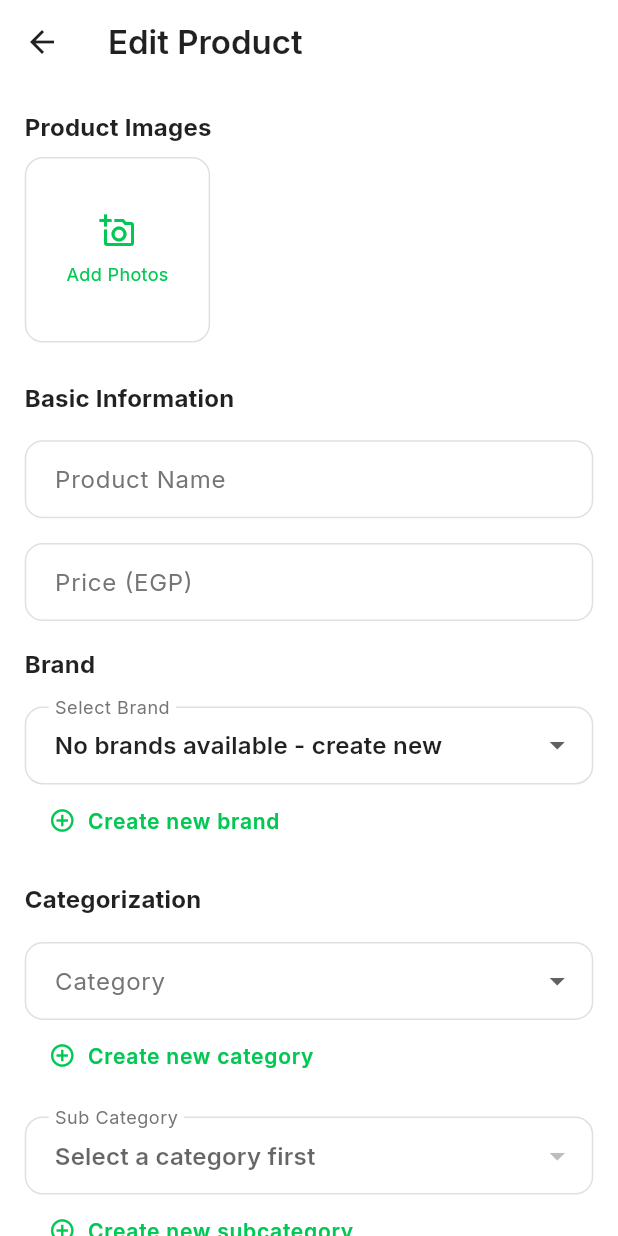
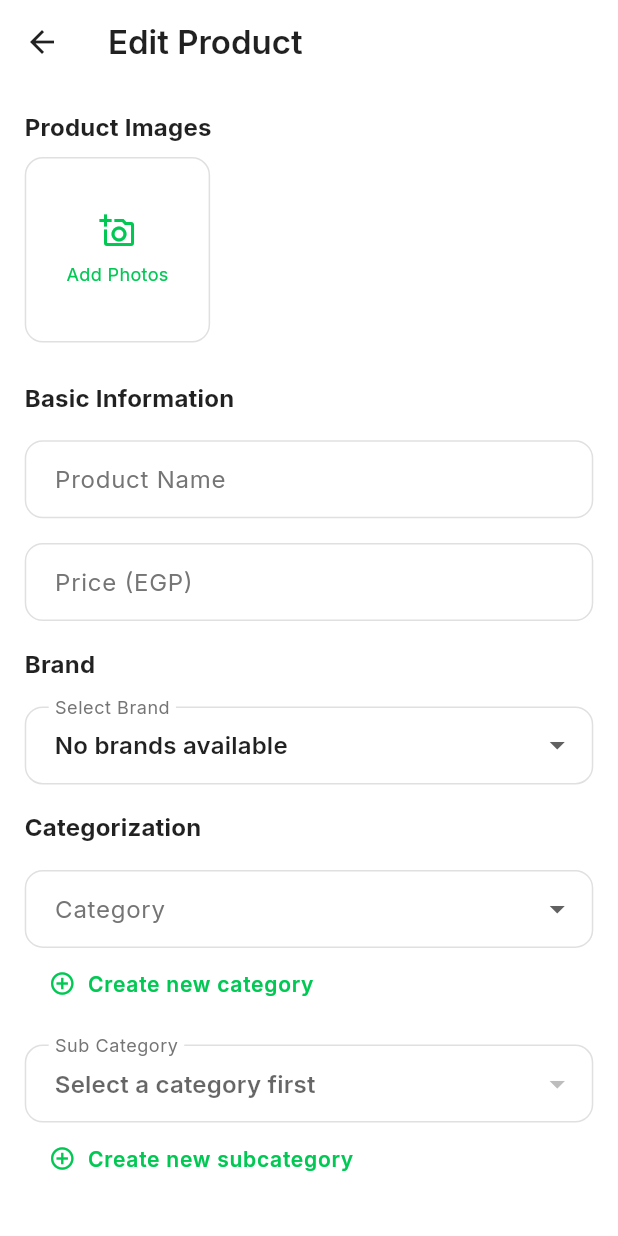
Before and after one commit to omokh1234-creator/egyzone, a Flutter app: the EditProductScreen screen opened by its route, on a phone screen of 412 x 824 dp. Run offline on Flutter 3.47's test engine with Material 3 defaults, Android fonts, the phone set to English and light mode, and no system bars; our stand-ins replace cached_network_image, connectivity_plus, flutter_rating_bar, flutter_svg, fluttertoast, google_fonts and 3 more; accounts and stored records are empty; network calls fail; statements that could not run were skipped.

Commit message:
Remove brand creation option from edit screen since API returns 404

```diff
--- a/lib/core/services/brand_service.dart
+++ b/lib/core/services/brand_service.dart
@@ -46,15 +46,12 @@ class BrandService {
         headers: headers,
         body: jsonEncode({'name': name}),
       );
-      print('BrandService.createBrand response: ${response.statusCode} ${response.body}');
 
       if (response.statusCode == 200 || response.statusCode == 201) {
         final data = AuthService.parseResponseMap(response.body);
         return data;
       }
-    } catch (e) {
-      print('BrandService.createBrand error: $e');
-    }
+    } catch (_) {}
     return null;
   }
 }
--- a/lib/presentation/seller_screen/edit_product_screen.dart
+++ b/lib/presentation/seller_screen/edit_product_screen.dart
@@ -4,7 +4,6 @@ import 'package:image_picker/image_picker.dart';
 import 'package:provider/provider.dart';
 import 'package:sizer/sizer.dart';
 import '../../core/providers/category_provider.dart';
-import '../../core/services/brand_service.dart';
 import '../../core/services/seller_service.dart';
 import '../../widgets/custom_app_bar.dart';
 
@@ -29,10 +28,8 @@ class _EditProductScreenState extends State<EditProductScreen> {
 
   final _newCategoryController = TextEditingController();
   final _newSubCategoryController = TextEditingController();
-  final _newBrandController = TextEditingController();
   bool _useNewCategory = false;
   bool _useNewSubCategory = false;
-  bool _useNewBrand = false;
 
   final List<XFile> _selectedImages = [];
   final List<XFile> _existingImages = [];
@@ -118,7 +115,6 @@ class _EditProductScreenState extends State<EditProductScreen> {
     _descriptionController.dispose();
     _newCategoryController.dispose();
     _newSubCategoryController.dispose();
-    _newBrandController.dispose();
     super.dispose();
   }
 
@@ -170,28 +166,8 @@ class _EditProductScreenState extends State<EditProductScreen> {
       );
       return;
     }
-    if (_useNewBrand && _newBrandController.text.trim().isEmpty) {
-      ScaffoldMessenger.of(context).showSnackBar(
-        const SnackBar(content: Text('Please enter a new brand name')),
-      );
-      return;
-    }
 
     setState(() => _isSubmitting = true);
-
-    int? finalBrandId = _selectedBrandId;
-    print('Edit product - Initial selectedBrandId: $_selectedBrandId');
-    print('Edit product - Use new brand: $_useNewBrand');
-    if (_useNewBrand) {
-      final newBrand = await BrandService.createBrand(_newBrandController.text.trim());
-      print('Edit product - Created brand response: $newBrand');
-      if (newBrand != null) {
-        finalBrandId = newBrand['brandId'];
-        print('Edit product - Final brandId from new brand: $finalBrandId');
-      }
-    }
-    print('Edit product - Final brandId to send: $finalBrandId');
-    print('Edit product - Selected categoryId: $_selectedCategoryId, subCategoryId: $_selectedSubCategoryId');
 
     try {
       final imagePaths = [
@@ -209,11 +185,10 @@ class _EditProductScreenState extends State<EditProductScreen> {
           'subCategoryId': _useNewSubCategory ? 0 : _selectedSubCategoryId!,
           'categoryName': _useNewCategory ? _newCategoryController.text.trim() : null,
           'subCategoryName': _useNewSubCategory ? _newSubCategoryController.text.trim() : null,
-          'brandId': finalBrandId,
+          'brandId': _selectedBrandId,
           'imageFiles': imagePaths,
         },
       );
-      print('Edit product - Update success: $success');
 
       if (success && mounted) {
         ScaffoldMessenger.of(context).showSnackBar(
@@ -439,11 +414,7 @@ class _EditProductScreenState extends State<EditProductScreen> {
   }
 
   Widget _buildBrandDropdown() {
-    return Column(
-      crossAxisAlignment: CrossAxisAlignment.start,
-      children: [
-        if (!_useNewBrand)
-          _isLoadingBrands
+    return _isLoadingBrands
         ? const Center(child: CircularProgressIndicator())
         : DropdownButtonFormField<int>(
             value: _selectedBrandId,
@@ -455,7 +426,7 @@ class _EditProductScreenState extends State<EditProductScreen> {
                 ? [
                     DropdownMenuItem<int>(
                       value: null,
-                            child: Text('No brands available - create new'),
+                      child: Text('No brands available'),
                     ),
                   ]
                 : _brands.map((brand) {
@@ -467,24 +438,6 @@ class _EditProductScreenState extends State<EditProductScreen> {
             onChanged: (val) {
               setState(() => _selectedBrandId = val);
             },
-                )
-        else
-          _buildTextField(
-            controller: _newBrandController,
-            label: 'New Brand Name',
-            hint: 'e.g. Nike, Apple, Samsung',
-          ),
-        TextButton.icon(
-          onPressed: () {
-            setState(() {
-              _useNewBrand = !_useNewBrand;
-              if (!_useNewBrand) _newBrandController.clear();
-            });
-          },
-          icon: Icon(_useNewBrand ? Icons.list : Icons.add_circle_outline, size: 18),
-          label: Text(_useNewBrand ? 'Select from list' : 'Create new brand'),
-        ),
-      ],
           );
   }
 
```
Lines whose indentation alone changed are shown as unchanged.
